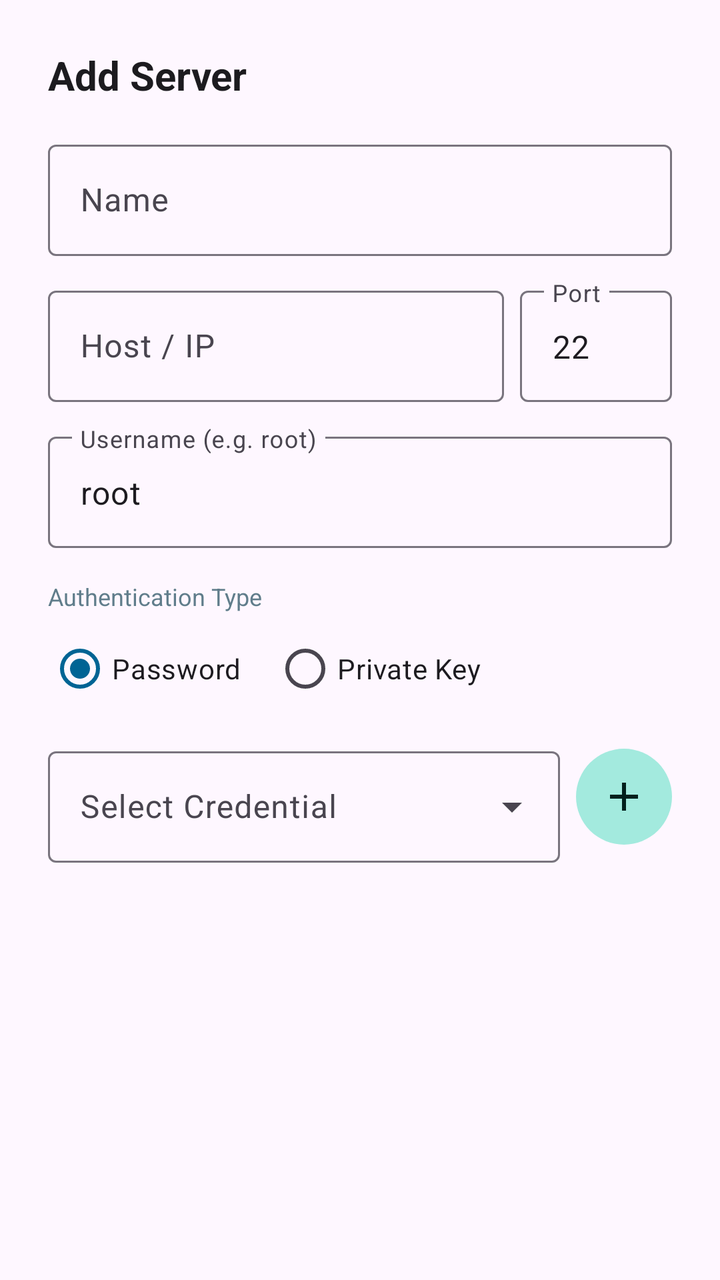
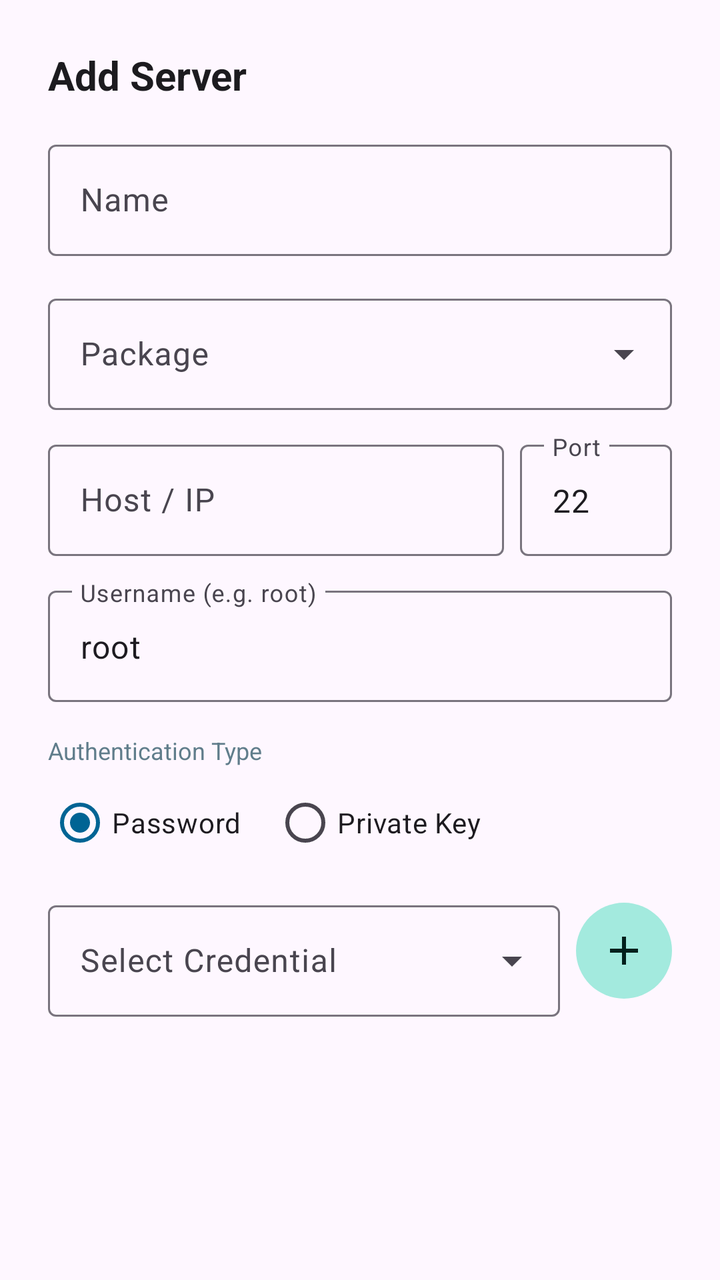

Compare the two renders of this Android layout. The source of the first and the diff that turns it into the second are given below.
<!-- AndroidManifest.xml: application theme Theme.SSHRemoteExec -->
<!-- res/layout/dialog_edit_server.xml -->
<?xml version="1.0" encoding="utf-8"?>
<ScrollView xmlns:android="http://schemas.android.com/apk/res/android"
    xmlns:app="http://schemas.android.com/apk/res-auto"
    android:layout_width="match_parent"
    android:layout_height="wrap_content">

    <LinearLayout
        android:layout_width="match_parent"
        android:layout_height="wrap_content"
        android:orientation="vertical"
        android:padding="24dp">

        <TextView
            android:id="@+id/tv_dialog_title"
            android:layout_width="wrap_content"
            android:layout_height="wrap_content"
            android:text="@string/btn_add_server"
            android:textColor="@color/text_primary"
            android:textSize="20sp"
            android:textStyle="bold" />

        <com.google.android.material.textfield.TextInputLayout
            android:layout_width="match_parent"
            android:layout_height="wrap_content"
            android:layout_marginTop="16dp"
            android:hint="@string/name"
            app:boxBackgroundMode="outline">

            <com.google.android.material.textfield.TextInputEditText
                android:id="@+id/et_server_name"
                android:layout_width="match_parent"
                android:layout_height="wrap_content"
                android:singleLine="true" />
        </com.google.android.material.textfield.TextInputLayout>

        <LinearLayout
            android:layout_width="match_parent"
            android:layout_height="wrap_content"
            android:layout_marginTop="12dp"
            android:orientation="horizontal">

            <com.google.android.material.textfield.TextInputLayout
                android:layout_width="0dp"
                android:layout_height="wrap_content"
                android:layout_weight="3"
                android:hint="@string/host"
                app:boxBackgroundMode="outline">

                <com.google.android.material.textfield.TextInputEditText
                    android:id="@+id/et_host"
                    android:layout_width="match_parent"
                    android:layout_height="wrap_content"
                    android:singleLine="true" />
            </com.google.android.material.textfield.TextInputLayout>

            <com.google.android.material.textfield.TextInputLayout
                android:layout_width="0dp"
                android:layout_height="wrap_content"
                android:layout_marginStart="8dp"
                android:layout_weight="1"
                android:hint="@string/port_short"
                app:boxBackgroundMode="outline">

                <com.google.android.material.textfield.TextInputEditText
                    android:id="@+id/et_port"
                    android:layout_width="match_parent"
                    android:layout_height="wrap_content"
                    android:inputType="number"
                    android:text="22" />
            </com.google.android.material.textfield.TextInputLayout>
        </LinearLayout>

        <com.google.android.material.textfield.TextInputLayout
            android:layout_width="match_parent"
            android:layout_height="wrap_content"
            android:layout_marginTop="12dp"
            android:hint="@string/username"
            app:boxBackgroundMode="outline">

            <com.google.android.material.textfield.TextInputEditText
                android:id="@+id/et_username"
                android:layout_width="match_parent"
                android:layout_height="wrap_content"
                android:singleLine="true"
                android:text="root" />
        </com.google.android.material.textfield.TextInputLayout>

        <TextView
            android:layout_width="wrap_content"
            android:layout_height="wrap_content"
            android:layout_marginTop="16dp"
            android:text="@string/auth_type"
            android:textColor="@color/text_secondary"
            android:textSize="12sp" />

        <RadioGroup
            android:id="@+id/rg_auth_type"
            android:layout_width="match_parent"
            android:layout_height="wrap_content"
            android:layout_marginTop="4dp"
            android:orientation="horizontal">

            <RadioButton
                android:id="@+id/rb_auth_password"
                android:layout_width="wrap_content"
                android:layout_height="wrap_content"
                android:checked="true"
                android:text="@string/auth_password" />

            <RadioButton
                android:id="@+id/rb_auth_key"
                android:layout_width="wrap_content"
                android:layout_height="wrap_content"
                android:layout_marginStart="16dp"
                android:text="@string/auth_key" />
        </RadioGroup>

        <LinearLayout
            android:layout_width="match_parent"
            android:layout_height="wrap_content"
            android:layout_marginTop="12dp"
            android:gravity="center_vertical"
            android:orientation="horizontal">

            <com.google.android.material.textfield.TextInputLayout
                android:id="@+id/layout_keys"
                style="@style/Widget.Material3.TextInputLayout.OutlinedBox.ExposedDropdownMenu"
                android:layout_width="0dp"
                android:layout_height="wrap_content"
                android:layout_weight="1"
                android:hint="@string/select_credential">

                <AutoCompleteTextView
                    android:id="@+id/actv_keys"
                    android:layout_width="match_parent"
                    android:layout_height="wrap_content"
                    android:inputType="none" />
            </com.google.android.material.textfield.TextInputLayout>

            <com.google.android.material.button.MaterialButton
                android:id="@+id/btn_quick_add_key"
                style="@style/Widget.Material3.Button.IconButton.Filled.Tonal"
                android:layout_width="48dp"
                android:layout_height="48dp"
                android:layout_marginStart="8dp"
                android:layout_gravity="top"
                android:layout_marginTop="4dp"
                android:contentDescription="@string/btn_add_key"
                android:insetLeft="0dp"
                android:insetTop="0dp"
                android:insetRight="0dp"
                android:insetBottom="0dp"
                android:padding="0dp"
                app:icon="@drawable/ic_add"
                app:iconGravity="textStart"
                app:iconPadding="0dp"
                app:iconSize="24dp" />
        </LinearLayout>

    </LinearLayout>
</ScrollView>
<!-- resources referenced by this layout -->
<resources>
  <color name="text_primary">#1C1B1F</color>
  <color name="text_secondary">#607D8B</color>
  <!-- drawable ic_add (drawable) -->
  <vector xmlns:android="http://schemas.android.com/apk/res/android"
      android:width="24dp"
      android:height="24dp"
      android:viewportWidth="24"
      android:viewportHeight="24">
    <path
        android:fillColor="#FF000000"
        android:pathData="M19,13h-6v6h-2v-6H5v-2h6V5h2v6h6v2z"/>
  </vector>
  <string name="auth_key">Private Key</string>
  <string name="auth_password">Password</string>
  <string name="auth_type">Authentication Type</string>
  <string name="btn_add_key">Add Credential</string>
  <string name="btn_add_server">Add Server</string>
  <string name="host">Host / IP</string>
  <string name="name">Name</string>
  <string name="port_short">Port</string>
  <string name="select_credential">Select Credential</string>
  <string name="username">Username (e.g. root)</string>
  <style name="Theme.SSHRemoteExec" parent="Theme.Material3.DayNight.NoActionBar">
          <item name="colorPrimary">@color/primary</item>
          <item name="colorOnPrimary">@color/on_primary</item>
          <item name="colorPrimaryContainer">@color/primary_container</item>
          <item name="colorOnPrimaryContainer">@color/on_primary_container</item>
  
          <item name="colorSecondary">@color/secondary</item>
          <item name="colorOnSecondary">@color/on_secondary</item>
          <item name="colorSecondaryContainer">@color/secondary_container</item>
          <item name="colorOnSecondaryContainer">@color/on_secondary_container</item>
  
          
          <item name="android:statusBarColor">@color/primary</item>
          <item name="android:windowLightStatusBar">false</item>
      </style>
  <color name="primary">#006494</color>
  <color name="on_primary">#FFFFFF</color>
  <color name="primary_container">#CCE5FF</color>
  <color name="on_primary_container">#001D31</color>
  <color name="secondary">#00A896</color>
  <color name="on_secondary">#FFFFFF</color>
  <color name="secondary_container">#A3EADE</color>
  <color name="on_secondary_container">#00201C</color>
</resources>

<!-- the commit's change to res/layout/dialog_edit_server.xml (unified diff, before → after) -->
@@ -31,6 +31,20 @@
                 android:layout_width="match_parent"
                 android:layout_height="wrap_content"
                 android:singleLine="true" />
+        </com.google.android.material.textfield.TextInputLayout>
+
+        <com.google.android.material.textfield.TextInputLayout
+            style="@style/Widget.Material3.TextInputLayout.OutlinedBox.ExposedDropdownMenu"
+            android:layout_width="match_parent"
+            android:layout_height="wrap_content"
+            android:layout_marginTop="16dp"
+            android:hint="@string/package_group">
+
+            <AutoCompleteTextView
+                android:id="@+id/actv_package"
+                android:layout_width="match_parent"
+                android:layout_height="wrap_content"
+                android:inputType="text" />
         </com.google.android.material.textfield.TextInputLayout>
 
         <LinearLayout
<!-- resource entries referenced after the edit -->
@@ -19,6 +19,7 @@
   <string name="btn_add_server">Add Server</string>
   <string name="host">Host / IP</string>
   <string name="name">Name</string>
+  <string name="package_group">Package</string>
   <string name="port_short">Port</string>
   <string name="select_credential">Select Credential</string>
   <string name="username">Username (e.g. root)</string>
